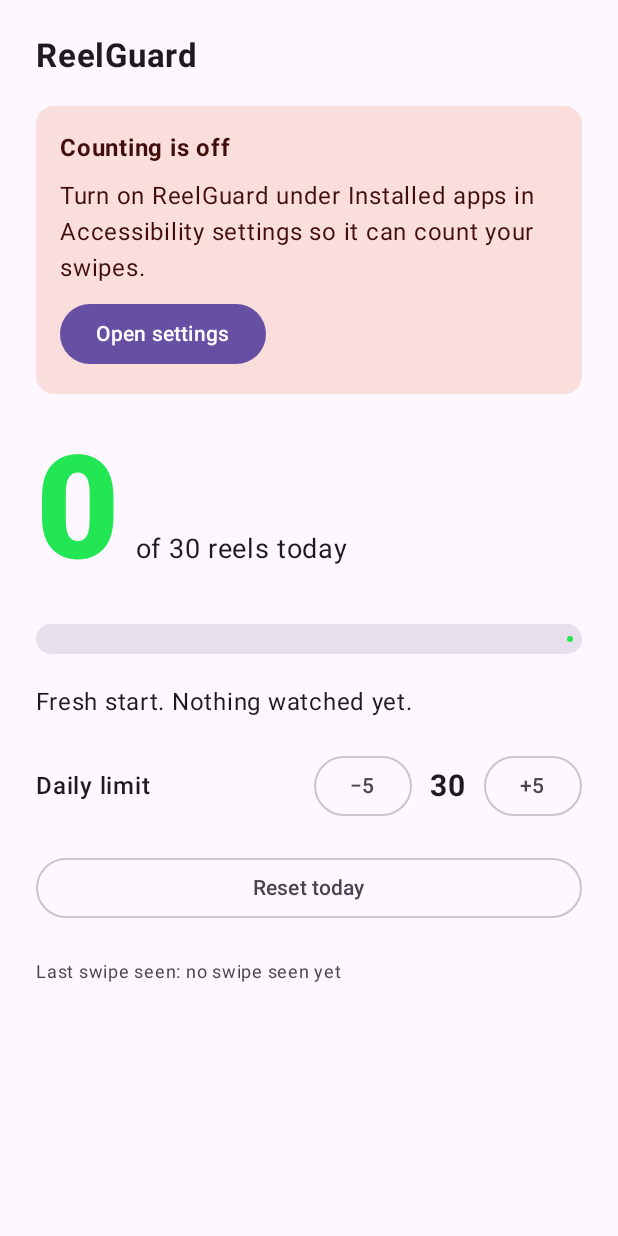
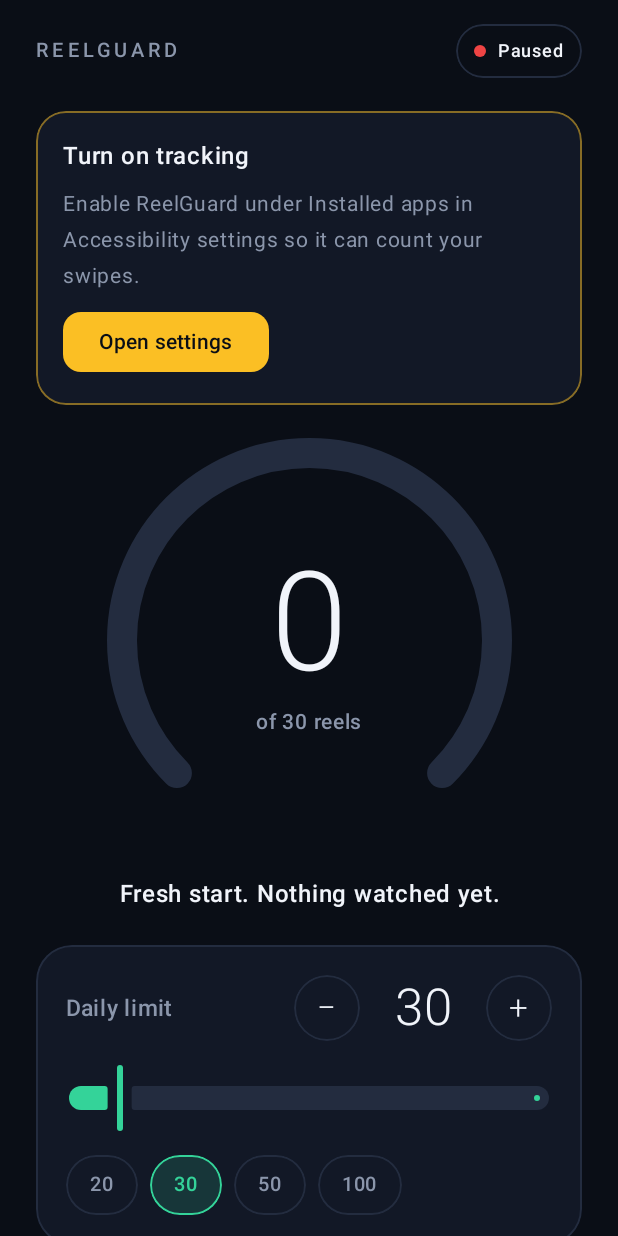
Before and after one commit to Miran875/reelguard, an Android app built with Jetpack Compose: the screen it shows after launch (MainActivity), on a phone screen of 412 x 824 dp. Run offline under Robolectric (Android 15) with nearby library versions, the phone set to English and light mode, and no system bars.

Commit message:
Add files via upload

```diff
--- a/app/src/main/java/com/reelguard/app/MainActivity.kt
+++ b/app/src/main/java/com/reelguard/app/MainActivity.kt
@@ -1,21 +1,50 @@
 package com.reelguard.app
 
 import android.content.Intent
+import android.graphics.Typeface
 import android.os.Bundle
 import android.provider.Settings
 import androidx.activity.ComponentActivity
+import androidx.activity.SystemBarStyle
 import androidx.activity.compose.setContent
 import androidx.activity.enableEdgeToEdge
-import androidx.compose.foundation.isSystemInDarkTheme
+import androidx.compose.animation.animateColorAsState
+import androidx.compose.animation.core.animateFloatAsState
+import androidx.compose.animation.core.tween
+import androidx.compose.foundation.BorderStroke
+import androidx.compose.foundation.Canvas
+import androidx.compose.foundation.background
+import androidx.compose.foundation.border
+import androidx.compose.foundation.clickable
 import androidx.compose.foundation.layout.*
+import androidx.compose.foundation.rememberScrollState
+import androidx.compose.foundation.shape.CircleShape
+import androidx.compose.foundation.shape.RoundedCornerShape
+import androidx.compose.foundation.verticalScroll
 import androidx.compose.material3.*
 import androidx.compose.runtime.*
 import androidx.compose.ui.Alignment
 import androidx.compose.ui.Modifier
+import androidx.compose.ui.draw.clip
+import androidx.compose.ui.geometry.Offset
+import androidx.compose.ui.geometry.Size
 import androidx.compose.ui.graphics.Color
+import androidx.compose.ui.graphics.StrokeCap
+import androidx.compose.ui.graphics.drawscope.Stroke
+import androidx.compose.ui.text.font.FontFamily
 import androidx.compose.ui.text.font.FontWeight
+import androidx.compose.ui.text.style.TextAlign
 import androidx.compose.ui.unit.dp
 import androidx.compose.ui.unit.sp
+import kotlin.math.roundToInt
+
+private val Bg = Color(0xFF0A0E16)
+private val Card = Color(0xFF121826)
+private val Line = Color(0xFF232C3F)
+private val TextHi = Color(0xFFF1F4FA)
+private val TextLo = Color(0xFF8B96AB)
+private val Light = FontFamily(Typeface.create("sans-serif-light", Typeface.NORMAL))
+private val Medium = FontFamily(Typeface.create("sans-serif-medium", Typeface.NORMAL))
 
 class MainActivity : ComponentActivity() {
     private val serviceOn = mutableStateOf(false)
@@ -23,10 +52,13 @@ class MainActivity : ComponentActivity() {
     override fun onCreate(savedInstanceState: Bundle?) {
         super.onCreate(savedInstanceState)
         ReelStore.init(this)
-        enableEdgeToEdge()
+        enableEdgeToEdge(
+            statusBarStyle = SystemBarStyle.dark(android.graphics.Color.TRANSPARENT),
+            navigationBarStyle = SystemBarStyle.dark(android.graphics.Color.TRANSPARENT)
+        )
         setContent {
-            MaterialTheme(colorScheme = if (isSystemInDarkTheme()) darkColorScheme() else lightColorScheme()) {
-                Surface(Modifier.fillMaxSize()) {
+            MaterialTheme(colorScheme = darkColorScheme(background = Bg, surface = Bg, onSurface = TextHi)) {
+                Surface(Modifier.fillMaxSize(), color = Bg) {
                     Home(serviceOn.value) { startActivity(Intent(Settings.ACTION_ACCESSIBILITY_SETTINGS)) }
                 }
             }
@@ -42,61 +74,122 @@ class MainActivity : ComponentActivity() {
 }
 
 @Composable
+private fun Pill(text: String, selected: Boolean, accent: Color, onClick: () -> Unit) {
+    val shape = RoundedCornerShape(50)
+    Box(
+        Modifier.clip(shape)
+            .background(if (selected) accent.copy(alpha = 0.16f) else Color.Transparent)
+            .border(1.dp, if (selected) accent else Line, shape)
+            .clickable(onClick = onClick)
+            .padding(horizontal = 16.dp, vertical = 8.dp)
+    ) { Text(text, fontFamily = Medium, fontSize = 13.sp, color = if (selected) accent else TextLo) }
+}
+
+@Composable
+private fun StepButton(label: String, onClick: () -> Unit) {
+    Box(
+        Modifier.size(44.dp).clip(CircleShape).border(1.dp, Line, CircleShape).clickable(onClick = onClick),
+        contentAlignment = Alignment.Center
+    ) { Text(label, fontSize = 22.sp, color = TextHi, fontFamily = Light) }
+}
+
+@Composable
 fun Home(serviceOn: Boolean, openSettings: () -> Unit) {
     val count by ReelStore.count.collectAsState()
     val limit by ReelStore.limit.collectAsState()
     val ratio = count.toFloat() / limit
-    val accent = Color(ReelStore.colorFor(ratio))
+    val accent by animateColorAsState(Color(ReelStore.colorFor(ratio)), tween(500), label = "accent")
+    val sweep by animateFloatAsState(ratio.coerceIn(0f, 1f), tween(600), label = "sweep")
+    val last by ReelStore.lastEvent.collectAsState()
 
     Column(
-        Modifier.fillMaxSize().systemBarsPadding().padding(24.dp),
-        verticalArrangement = Arrangement.spacedBy(20.dp)
+        Modifier.fillMaxSize().systemBarsPadding().verticalScroll(rememberScrollState()).padding(horizontal = 24.dp, vertical = 16.dp),
+        verticalArrangement = Arrangement.spacedBy(22.dp),
+        horizontalAlignment = Alignment.CenterHorizontally
     ) {
-        Text("ReelGuard", fontSize = 22.sp, fontWeight = FontWeight.Bold)
-
-        if (!serviceOn) {
-            Card(colors = CardDefaults.cardColors(containerColor = MaterialTheme.colorScheme.errorContainer)) {
-                Column(Modifier.padding(16.dp), verticalArrangement = Arrangement.spacedBy(8.dp)) {
-                    Text("Counting is off", fontWeight = FontWeight.Bold)
-                    Text("Turn on ReelGuard under Installed apps in Accessibility settings so it can count your swipes.")
-                    Button(onClick = openSettings) { Text("Open settings") }
-                }
+        Row(Modifier.fillMaxWidth(), verticalAlignment = Alignment.CenterVertically) {
+            Text("REELGUARD", fontFamily = Medium, fontSize = 13.sp, letterSpacing = 3.sp, color = TextLo, modifier = Modifier.weight(1f))
+            val dot = if (serviceOn) Color(0xFF34D399) else Color(0xFFEF4444)
+            Row(
+                Modifier.clip(RoundedCornerShape(50)).border(1.dp, Line, RoundedCornerShape(50)).padding(horizontal = 12.dp, vertical = 6.dp),
+                verticalAlignment = Alignment.CenterVertically
+            ) {
+                Box(Modifier.size(8.dp).clip(CircleShape).background(dot))
+                Spacer(Modifier.width(8.dp))
+                Text(if (serviceOn) "Tracking" else "Paused", fontFamily = Medium, fontSize = 12.sp, color = TextHi)
             }
         }
 
-        Row(verticalAlignment = Alignment.Bottom) {
-            Text("$count", fontSize = 96.sp, fontWeight = FontWeight.ExtraBold, color = accent)
-            Text("  of $limit reels today", fontSize = 18.sp, modifier = Modifier.padding(bottom = 18.dp))
+        if (!serviceOn) {
+            Column(
+                Modifier.fillMaxWidth().clip(RoundedCornerShape(20.dp)).background(Card)
+                    .border(BorderStroke(1.dp, Color(0xFFFBBF24).copy(alpha = 0.5f)), RoundedCornerShape(20.dp)).padding(18.dp),
+                verticalArrangement = Arrangement.spacedBy(8.dp)
+            ) {
+                Text("Turn on tracking", fontFamily = Medium, fontSize = 16.sp, color = TextHi)
+                Text("Enable ReelGuard under Installed apps in Accessibility settings so it can count your swipes.", fontSize = 14.sp, color = TextLo)
+                Button(
+                    onClick = openSettings,
+                    colors = ButtonDefaults.buttonColors(containerColor = Color(0xFFFBBF24), contentColor = Bg),
+                    shape = RoundedCornerShape(12.dp)
+                ) { Text("Open settings", fontFamily = Medium) }
+            }
         }
 
-        LinearProgressIndicator(
-            progress = { ratio.coerceIn(0f, 1f) },
-            modifier = Modifier.fillMaxWidth().height(20.dp),
-            color = accent,
-            trackColor = MaterialTheme.colorScheme.surfaceVariant,
-            strokeCap = androidx.compose.ui.graphics.StrokeCap.Round
-        )
+        Box(Modifier.size(270.dp), contentAlignment = Alignment.Center) {
+            Canvas(Modifier.fillMaxSize()) {
+                val stroke = 20.dp.toPx()
+                val tl = Offset(stroke / 2, stroke / 2)
+                val sz = Size(size.width - stroke, size.height - stroke)
+                drawArc(Line, 135f, 270f, false, tl, sz, style = Stroke(stroke, cap = StrokeCap.Round))
+                if (sweep > 0f) drawArc(accent, 135f, 270f * sweep, false, tl, sz, style = Stroke(stroke, cap = StrokeCap.Round))
+            }
+            Column(horizontalAlignment = Alignment.CenterHorizontally) {
+                Text("$count", fontFamily = Light, fontSize = 92.sp, color = if (ratio >= 1f) accent else TextHi)
+                Text("of $limit reels", fontFamily = Medium, fontSize = 14.sp, color = TextLo)
+            }
+        }
 
         Text(
             when {
                 count == 0 -> "Fresh start. Nothing watched yet."
-                ratio < 0.5f -> "You're doing fine."
+                ratio < 0.5f -> "You\u2019re doing fine."
                 ratio < 0.8f -> "Over halfway. Keep an eye on it."
                 ratio < 1f -> "Almost at your limit. Time to wrap up."
-                else -> "Limit reached. Put the phone down."
+                ratio == 1f -> "Limit reached. Time to put the phone down."
+                else -> "${count - limit} over your limit. Close the app."
             },
-            fontSize = 16.sp
+            fontFamily = Medium, fontSize = 16.sp, color = TextHi, textAlign = TextAlign.Center
         )
 
-        Row(verticalAlignment = Alignment.CenterVertically, horizontalArrangement = Arrangement.spacedBy(12.dp)) {
-            Text("Daily limit", fontWeight = FontWeight.SemiBold, modifier = Modifier.weight(1f))
-            OutlinedButton(onClick = { ReelStore.setLimit(limit - 5) }) { Text("−5") }
-            Text("$limit", fontSize = 20.sp, fontWeight = FontWeight.Bold)
-            OutlinedButton(onClick = { ReelStore.setLimit(limit + 5) }) { Text("+5") }
+        Column(
+            Modifier.fillMaxWidth().clip(RoundedCornerShape(24.dp)).background(Card).border(1.dp, Line, RoundedCornerShape(24.dp)).padding(20.dp),
+            verticalArrangement = Arrangement.spacedBy(14.dp)
+        ) {
+            Row(verticalAlignment = Alignment.CenterVertically) {
+                Text("Daily limit", fontFamily = Medium, fontSize = 15.sp, color = TextLo, modifier = Modifier.weight(1f))
+                StepButton("\u2212") { ReelStore.setLimit(limit - 5) }
+                Text("$limit", fontFamily = Light, fontSize = 34.sp, color = TextHi, textAlign = TextAlign.Center, modifier = Modifier.widthIn(min = 84.dp))
+                StepButton("+") { ReelStore.setLimit(limit + 5) }
+            }
+            Slider(
+                value = limit.toFloat().coerceIn(5f, 300f),
+                onValueChange = { ReelStore.setLimit((it / 5f).roundToInt() * 5) },
+                valueRange = 5f..300f,
+                steps = 58,
+                colors = SliderDefaults.colors(
+                    thumbColor = accent, activeTrackColor = accent, inactiveTrackColor = Line,
+                    activeTickColor = Color.Transparent, inactiveTickColor = Color.Transparent
+                )
+            )
+            Row(Modifier.fillMaxWidth(), horizontalArrangement = Arrangement.spacedBy(8.dp)) {
+                listOf(20, 30, 50, 100).forEach { Pill("$it", limit == it, accent) { ReelStore.setLimit(it) } }
+            }
         }
 
-        OutlinedButton(onClick = { ReelStore.reset() }, modifier = Modifier.fillMaxWidth()) { Text("Reset today") }
-        val last by ReelStore.lastEvent.collectAsState()
-        Text("Last swipe seen: $last", fontSize = 12.sp, color = MaterialTheme.colorScheme.onSurfaceVariant)
+        TextButton(onClick = { ReelStore.reset() }) {
+            Text("Reset today\u2019s count", fontFamily = Medium, color = TextLo)
+        }
+        Text("Last swipe seen: $last", fontSize = 11.sp, color = TextLo.copy(alpha = 0.7f), textAlign = TextAlign.Center)
     }
 }
--- a/app/src/main/java/com/reelguard/app/ReelAccessibilityService.kt
+++ b/app/src/main/java/com/reelguard/app/ReelAccessibilityService.kt
@@ -35,6 +35,9 @@ class ReelAccessibilityService : AccessibilityService() {
     private lateinit var fill: View
     private lateinit var label: TextView
     private var lastCount = 0L
+    private var lastEventTime = 0L
+    private var acc = 0
+    private var counted = false
     private var shown = false
 
     override fun onServiceConnected() {
@@ -56,17 +59,22 @@ class ReelAccessibilityService : AccessibilityService() {
             AccessibilityEvent.TYPE_VIEW_SCROLLED -> {
                 if (keywords == null) return
                 val now = System.currentTimeMillis()
-                if (now - lastCount < 800) return          // one swipe fires many events
-                // Swipe-length / page-index filter. Fields may be missing on some apps (0 / -1): then fall back.
+                val h = resources.displayMetrics.heightPixels
                 val dy = if (Build.VERSION.SDK_INT >= 28) Math.abs(e.scrollDeltaY) else 0
-                val pageChanged = e.fromIndex >= 0 && e.toIndex >= 0 && e.fromIndex != e.toIndex
-                val big = dy >= resources.displayMetrics.heightPixels * 0.4f
-                ReelStore.lastEvent.value = "$pkg dy=$dy from=${e.fromIndex} to=${e.toIndex}"
-                if (dy > 0 && !big && !pageChanged) return  // small scroll: feed or comments, not a reel swipe
-                if (keywords.isNotEmpty() && !inReels(keywords)) return
-                lastCount = now
-                ReelStore.refresh()
-                warn(ReelStore.increment(), ReelStore.limit.value)
+                val src = e.source
+                val chain = idChain(src)
+                ReelStore.lastEvent.value = "$pkg dy=$dy from=${e.fromIndex} to=${e.toIndex} cls=${src?.className?.toString()?.substringAfterLast('.')} ids=$chain"
+                if (now - lastEventTime > 500) { acc = 0; counted = false }   // new swipe starts after a pause
+                lastEventTime = now
+                // Only the scrolled view (or its parents) may be the reels/shorts player.
+                if (keywords.isNotEmpty() && keywords.none { k -> chain.contains(k, ignoreCase = true) }) return
+                if (counted) return
+                acc += dy
+                if (dy == 0 || acc >= h * 0.25f) {      // dy==0: app does not report distance
+                    counted = true
+                    ReelStore.refresh()
+                    warn(ReelStore.increment(), ReelStore.limit.value)
+                }
             }
         }
     }
@@ -82,6 +90,18 @@ class ReelAccessibilityService : AccessibilityService() {
             return false
         }
         return walk(r, 0)
+    }
+
+    private fun idChain(n: AccessibilityNodeInfo?): String {
+        val out = ArrayList<String>()
+        var cur = n
+        var i = 0
+        while (cur != null && i < 6) {
+            cur.viewIdResourceName?.let { out.add(it.substringAfter(":id/")) }
+            cur = cur.parent
+            i++
+        }
+        return out.joinToString(">")
     }
 
     private fun warn(c: Int, l: Int) {
--- a/app/src/main/java/com/reelguard/app/ReelStore.kt
+++ b/app/src/main/java/com/reelguard/app/ReelStore.kt
@@ -38,10 +38,11 @@ object ReelStore {
         limit.value = n
     }
 
-    /** Green -> amber -> red as ratio goes 0 -> 0.6 -> 1. */
+    /** Emerald -> amber -> crimson as ratio goes 0 -> 0.6 -> 1. */
     fun colorFor(ratio: Float): Int {
         val r = ratio.coerceIn(0f, 1f)
-        val hue = if (r < 0.6f) 135f - (r / 0.6f) * 90f else 45f - ((r - 0.6f) / 0.4f) * 45f
-        return Color.HSVToColor(floatArrayOf(hue, 0.85f, 0.9f))
+        val green = 0xFF34D399.toInt(); val amber = 0xFFFBBF24.toInt(); val red = 0xFFEF4444.toInt()
+        return if (r < 0.6f) androidx.core.graphics.ColorUtils.blendARGB(green, amber, r / 0.6f)
+        else androidx.core.graphics.ColorUtils.blendARGB(amber, red, (r - 0.6f) / 0.4f)
     }
 }
```
